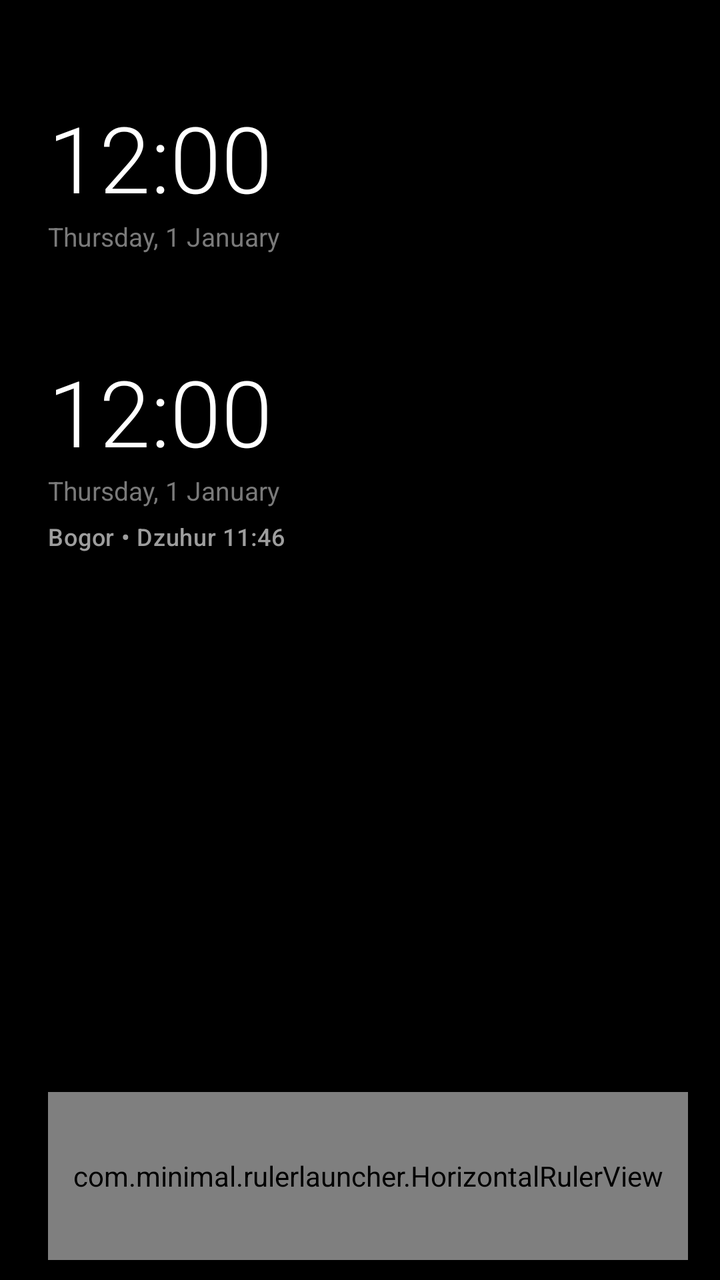
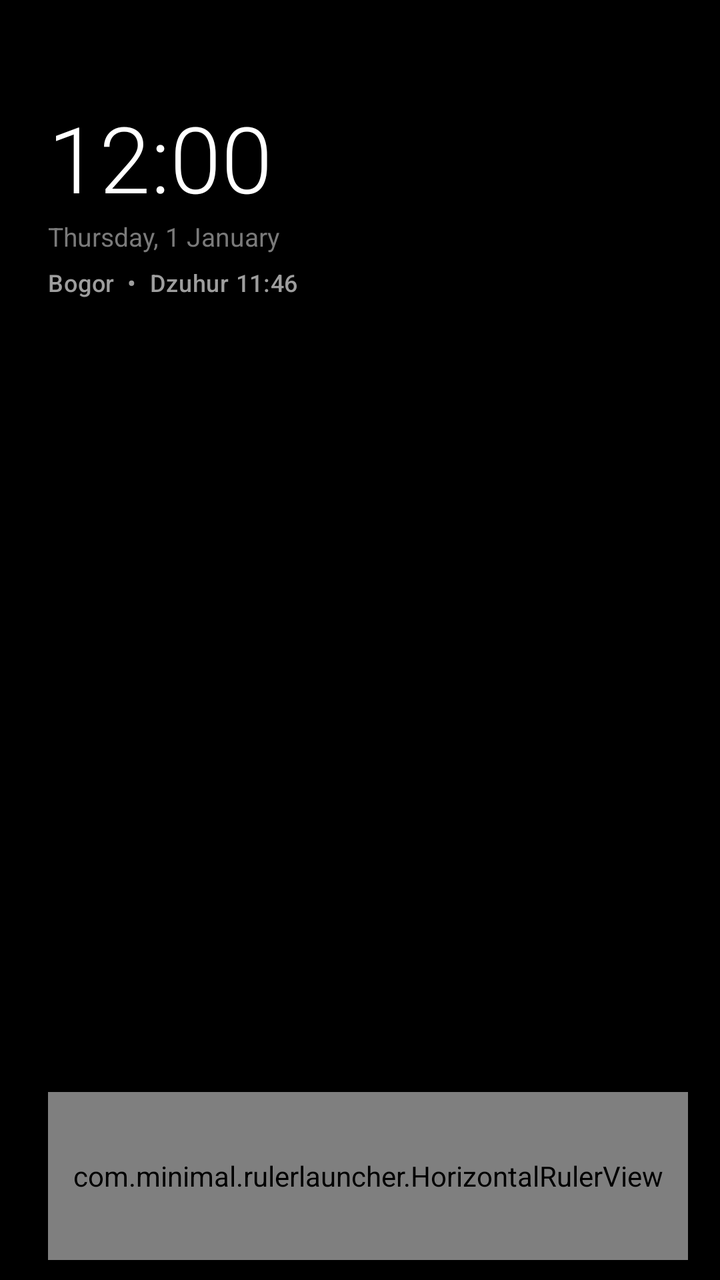

Screens rendered from an Android XML layout before and after an edit, with the pre-edit source and the edit as a unified diff.
<!-- AndroidManifest.xml: application theme Theme.RulerLauncher -->
<!-- res/layout/activity_main.xml -->
<?xml version="1.0" encoding="utf-8"?>
<RelativeLayout xmlns:android="http://schemas.android.com/apk/res/android"
    android:layout_width="match_parent"
    android:layout_height="match_parent"
    android:background="@color/bg_amoled"
    android:paddingStart="24dp"
    android:paddingEnd="16dp">

    
    <LinearLayout
        android:id="@+id/headerClock"
        android:layout_width="wrap_content"
        android:layout_height="wrap_content"
        android:layout_marginTop="48dp"
        android:orientation="vertical">

        <TextClock
            android:id="@+id/textClock"
            android:layout_width="wrap_content"
            android:layout_height="wrap_content"
            android:format24Hour="HH:mm"
            android:format12Hour="hh:mm"
            android:textColor="@color/text_primary"
            android:textSize="46sp"
            android:fontFamily="sans-serif-light" />

        <TextClock
            android:id="@+id/textDate"
            android:layout_width="wrap_content"
            android:layout_height="wrap_content"
            android:format24Hour="EEEE, d MMMM"
            android:format12Hour="EEEE, d MMMM"
            android:textColor="@color/text_secondary"
            android:textSize="13sp"
            android:fontFamily="sans-serif" />
        
    
    <LinearLayout
        android:id="@+id/headerClock"
        android:layout_width="wrap_content"
        android:layout_height="wrap_content"
        android:layout_marginTop="48dp"
        android:orientation="vertical">

        <TextClock
            android:id="@+id/textClock"
            android:layout_width="wrap_content"
            android:layout_height="wrap_content"
            android:format24Hour="HH:mm"
            android:format12Hour="hh:mm"
            android:textColor="@color/text_primary"
            android:textSize="46sp"
            android:fontFamily="sans-serif-light" />

        <TextClock
            android:id="@+id/textDate"
            android:layout_width="wrap_content"
            android:layout_height="wrap_content"
            android:format24Hour="EEEE, d MMMM"
            android:format12Hour="EEEE, d MMMM"
            android:textColor="@color/text_secondary"
            android:textSize="13sp"
            android:fontFamily="sans-serif" />

        
        <TextView
            android:id="@+id/tvLocationPrayer"
            android:layout_width="wrap_content"
            android:layout_height="wrap_content"
            android:layout_marginTop="6dp"
            android:text="Bogor • Dzuhur 11:46"
            android:textColor="#9E9E9E"
            android:textSize="12sp"
            android:letterSpacing="0.02"
            android:fontFamily="sans-serif-medium" />
    </LinearLayout>
        
    
    </LinearLayout>

    
    <LinearLayout
        android:id="@+id/favContainer"
        android:layout_width="wrap_content"
        android:layout_height="wrap_content"
        android:layout_below="@id/headerClock"
        android:layout_marginTop="24dp"
        android:orientation="horizontal">

        <ImageView
            android:id="@+id/favWhatsApp"
            android:layout_width="38dp"
            android:layout_height="38dp"
            android:layout_marginEnd="20dp"
            android:contentDescription="Fav 1" />

        <ImageView
            android:id="@+id/favMaps"
            android:layout_width="38dp"
            android:layout_height="38dp"
            android:layout_marginEnd="20dp"
            android:contentDescription="Fav 2" />

        <ImageView
            android:id="@+id/favChrome"
            android:layout_width="38dp"
            android:layout_height="38dp"
            android:layout_marginEnd="20dp"
            android:contentDescription="Fav 3" />

        <ImageView
            android:id="@+id/favGallery"
            android:layout_width="38dp"
            android:layout_height="38dp"
            android:contentDescription="Fav 4" />
    </LinearLayout>

   
    <androidx.recyclerview.widget.RecyclerView
        android:id="@+id/rvApps"
        android:layout_width="220dp"
        android:layout_height="match_parent"
        android:layout_below="@id/favContainer"
        android:layout_alignParentEnd="true"
        android:layout_marginTop="20dp"
        android:layout_marginBottom="96dp"
        android:overScrollMode="never" />

    
    <com.minimal.rulerlauncher.HorizontalRulerView
        android:id="@+id/horizontalRuler"
        android:layout_width="match_parent"
        android:layout_height="84dp"
        android:layout_alignParentBottom="true"
        android:layout_marginBottom="10dp" />
   
   
</RelativeLayout>
<!-- resources referenced by this layout -->
<resources>
  <color name="bg_amoled">#000000</color>
  <color name="text_primary">#FFFFFF</color>
  <color name="text_secondary">#7A7A7A</color>
  <style name="Theme.RulerLauncher" parent="Theme.AppCompat.NoActionBar">
          <item name="android:windowBackground">@color/bg_amoled</item>
          <item name="android:statusBarColor">@color/bg_amoled</item>
          <item name="android:navigationBarColor">@color/bg_amoled</item>
      </style>
</resources>

<!-- the commit's change to res/layout/activity_main.xml (unified diff, before → after) -->
@@ -33,34 +33,6 @@
             android:textColor="@color/text_secondary"
             android:textSize="13sp"
             android:fontFamily="sans-serif" />
-        
-    
-    <LinearLayout
-        android:id="@+id/headerClock"
-        android:layout_width="wrap_content"
-        android:layout_height="wrap_content"
-        android:layout_marginTop="48dp"
-        android:orientation="vertical">
-
-        <TextClock
-            android:id="@+id/textClock"
-            android:layout_width="wrap_content"
-            android:layout_height="wrap_content"
-            android:format24Hour="HH:mm"
-            android:format12Hour="hh:mm"
-            android:textColor="@color/text_primary"
-            android:textSize="46sp"
-            android:fontFamily="sans-serif-light" />
-
-        <TextClock
-            android:id="@+id/textDate"
-            android:layout_width="wrap_content"
-            android:layout_height="wrap_content"
-            android:format24Hour="EEEE, d MMMM"
-            android:format12Hour="EEEE, d MMMM"
-            android:textColor="@color/text_secondary"
-            android:textSize="13sp"
-            android:fontFamily="sans-serif" />
 
         
         <TextView
@@ -68,14 +40,11 @@
             android:layout_width="wrap_content"
             android:layout_height="wrap_content"
             android:layout_marginTop="6dp"
-            android:text="Bogor • Dzuhur 11:46"
+            android:text="Bogor  •  Dzuhur 11:46"
             android:textColor="#9E9E9E"
             android:textSize="12sp"
             android:letterSpacing="0.02"
             android:fontFamily="sans-serif-medium" />
-    </LinearLayout>
-        
-    
     </LinearLayout>
 
     
@@ -115,7 +84,7 @@
             android:contentDescription="Fav 4" />
     </LinearLayout>
 
-   
+    
     <androidx.recyclerview.widget.RecyclerView
         android:id="@+id/rvApps"
         android:layout_width="220dp"
@@ -133,6 +102,5 @@
         android:layout_height="84dp"
         android:layout_alignParentBottom="true"
         android:layout_marginBottom="10dp" />
-   
-   
+
 </RelativeLayout>
